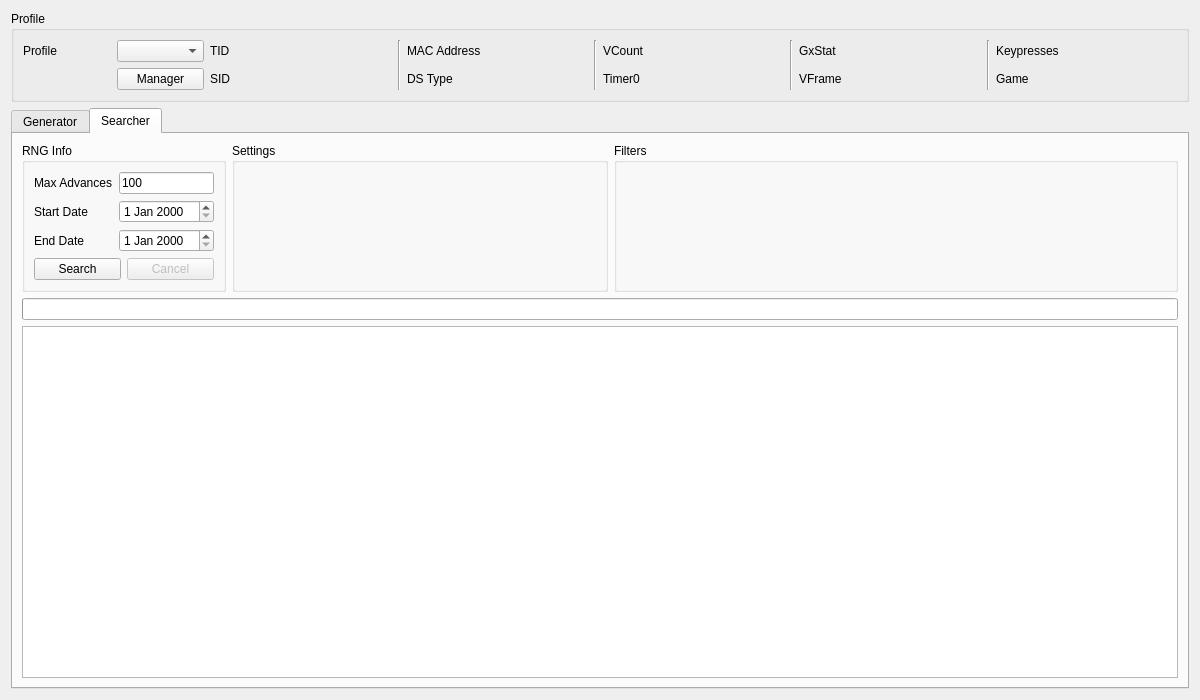
Before: the Qt Designer form Source/Form/Gen5/Eggs5.ui in Admiral-Fish/PokeFinder, drawn with Qt 5.
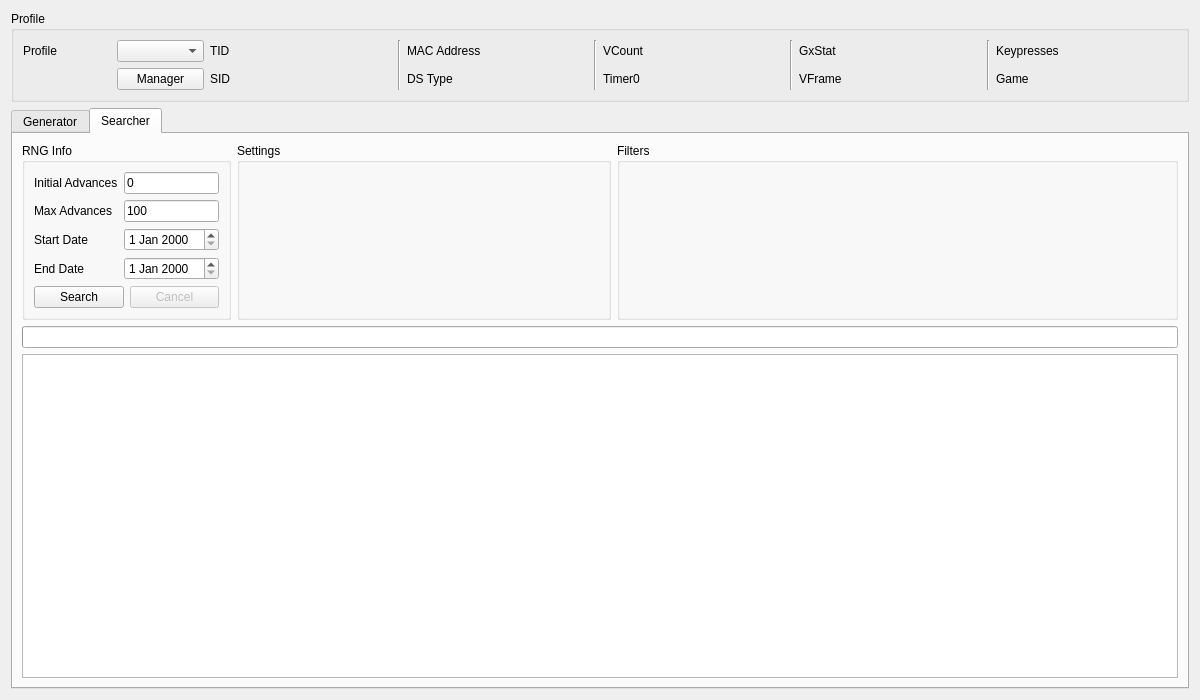
After: the same form once the commit is applied. The open tabs and pages were chosen to show the change. Custom widgets are drawn as their Qt base class.

Commit message: Add initial advances for gen 5 searchers

```diff
--- a/Source/Form/Gen5/Eggs5.ui
+++ b/Source/Form/Gen5/Eggs5.ui
@@ -304,40 +304,54 @@
          </property>
          <layout class="QGridLayout" name="gridLayout_2">
           <item row="0" column="0">
+           <widget class="QLabel" name="labelSearcherInitialAdvances">
+            <property name="text">
+             <string>Initial Advances</string>
+            </property>
+           </widget>
+          </item>
+          <item row="0" column="1">
+           <widget class="TextBox" name="textBoxSearcherInitialAdvances">
+            <property name="text">
+             <string>0</string>
+            </property>
+           </widget>
+          </item>
+          <item row="1" column="0">
            <widget class="QLabel" name="labelSearcherMaxAdvances">
             <property name="text">
              <string>Max Advances</string>
             </property>
            </widget>
           </item>
-          <item row="0" column="1">
+          <item row="1" column="1">
            <widget class="TextBox" name="textBoxSearcherMaxAdvances">
             <property name="text">
              <string notr="true">100</string>
             </property>
            </widget>
           </item>
-          <item row="1" column="0">
+          <item row="2" column="0">
            <widget class="QLabel" name="labelSearcherStartDate">
             <property name="text">
              <string>Start Date</string>
             </property>
            </widget>
           </item>
-          <item row="1" column="1">
+          <item row="2" column="1">
            <widget class="DateEdit" name="dateEditSearcherStartDate"/>
           </item>
-          <item row="2" column="0">
+          <item row="3" column="0">
            <widget class="QLabel" name="labelSearcherEndDate">
             <property name="text">
              <string>End Date</string>
             </property>
            </widget>
           </item>
-          <item row="2" column="1">
+          <item row="3" column="1">
            <widget class="DateEdit" name="dateEditSearcherEndDate"/>
           </item>
-          <item row="3" column="0" colspan="2">
+          <item row="4" column="0" colspan="2">
            <layout class="QHBoxLayout" name="horizontalLayout">
             <item>
              <widget class="QPushButton" name="pushButtonSearch">
```
The commit also changes 5 other files.
